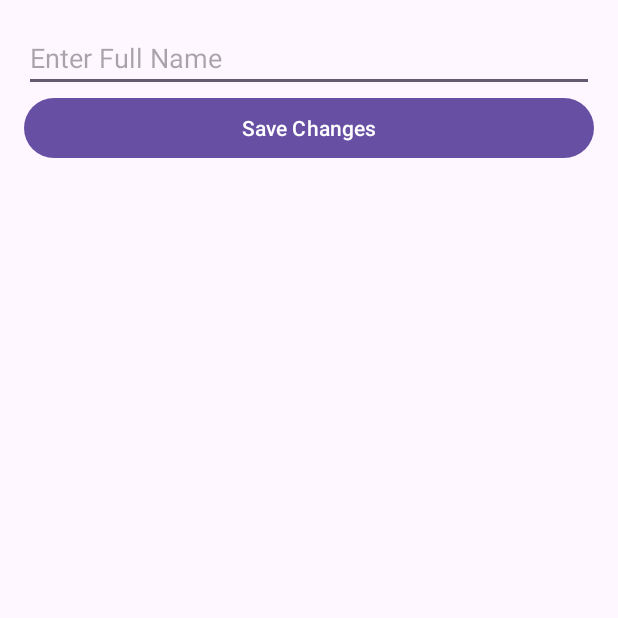
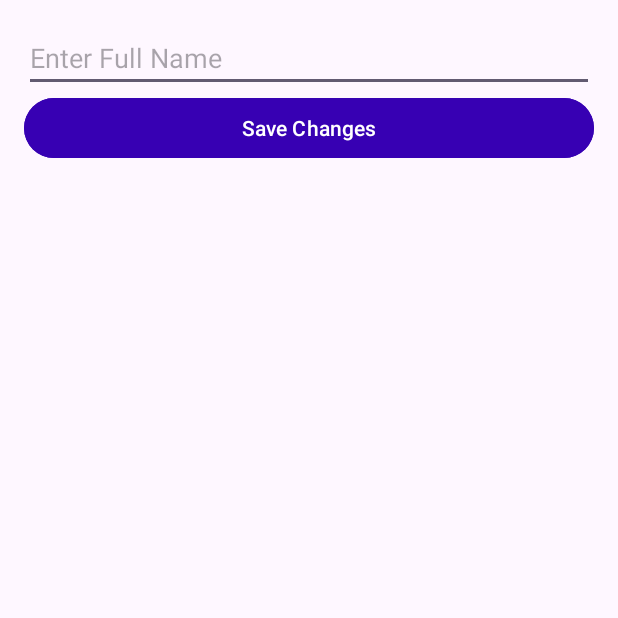
Before and after one commit to MehrabHussain47/LearnNow, an Android app: the EditUserActivity screen opened directly, with no data from a screen before it, on a phone screen of 412 x 824 dp, the top half of it. Run offline under Robolectric (Android 15) with nearby library versions, the phone set to English and light mode, and no system bars.

Commit message:
Initial Commit 2

```diff
--- a/app/src/main/res/layout/activity_edit_user.xml
+++ b/app/src/main/res/layout/activity_edit_user.xml
@@ -16,5 +16,7 @@
         android:id="@+id/buttonSave"
         android:layout_width="match_parent"
         android:layout_height="wrap_content"
-        android:text="Save Changes"/>
+        android:text="Save Changes"
+        android:textColor="@android:color/white"
+        android:backgroundTint="@color/colorPrimaryVariant"/>
 </LinearLayout>
```
